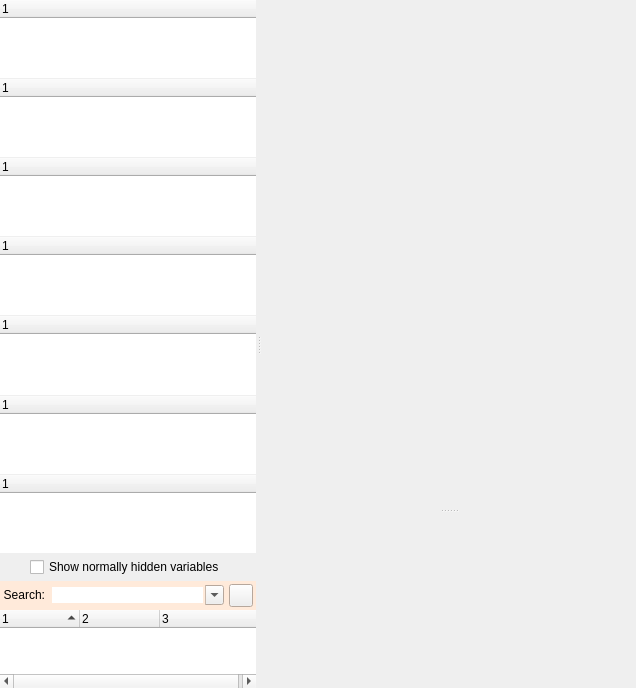
Qt form src/ui/trigger_editor.ui (Mudlet/Mudlet) before a commit.
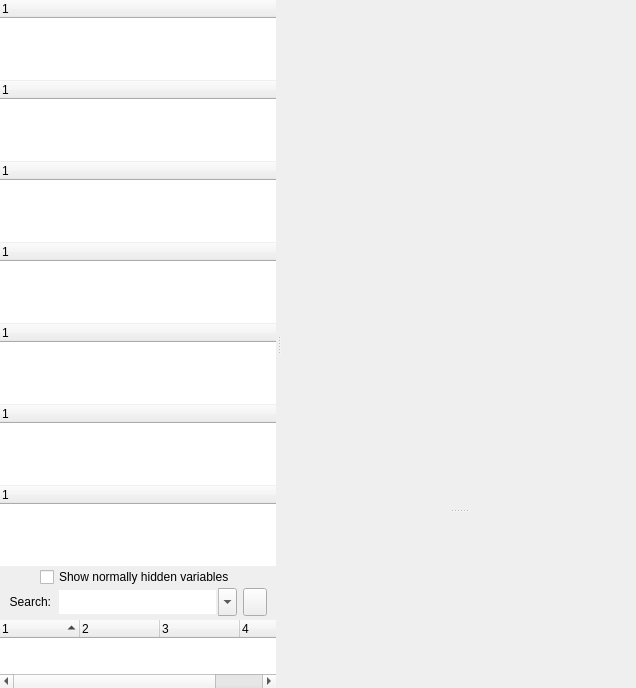
The same form after that commit. Custom widgets are drawn as their Qt base class.

Commit message: Revise: remove colour palettes from editor search area

What changed in the file:
```diff
--- a/src/ui/trigger_editor.ui
+++ b/src/ui/trigger_editor.ui
@@ -93,7 +93,7 @@
        <property name="lineWidth">
         <number>1</number>
        </property>
-       <layout class="QVBoxLayout" name="verticalLayout_3">
+       <layout class="QVBoxLayout" name="verticalLayout_frame_left" stretch="2,2,2,2,2,2,2,0,0,1">
         <property name="spacing">
          <number>1</number>
         </property>
@@ -430,23 +430,8 @@
           </column>
          </widget>
         </item>
-        <item>
-         <widget class="QFrame" name="frame_">
-          <layout class="QGridLayout" name="gridLayout_display_hidden_variables">
-           <property name="leftMargin">
-            <number>8</number>
-           </property>
-           <property name="topMargin">
-            <number>3</number>
-           </property>
-           <property name="rightMargin">
-            <number>8</number>
-           </property>
-           <property name="bottomMargin">
-            <number>3</number>
-           </property>
-           <item row="0" column="0" alignment="Qt::AlignHCenter|Qt::AlignVCenter">
-            <widget class="QCheckBox" name="button_displayAllVariables">
+        <item alignment="Qt::AlignHCenter|Qt::AlignVCenter">
+         <widget class="QCheckBox" name="checkBox_displayAllVariables">
              <property name="text">
               <string>Show normally hidden variables</string>
              </property>
@@ -458,137 +443,22 @@
              </property>
             </widget>
            </item>
-          </layout>
-         </widget>
-        </item>
-        <item>
-         <widget class="QWidget" name="widget_searchArea" native="true">
-          <layout class="QVBoxLayout" name="verticalLayout_6">
-           <property name="spacing">
-            <number>0</number>
-           </property>
-           <property name="leftMargin">
-            <number>0</number>
-           </property>
-           <property name="topMargin">
-            <number>0</number>
-           </property>
-           <property name="rightMargin">
-            <number>0</number>
-           </property>
-           <property name="bottomMargin">
-            <number>0</number>
-           </property>
-           <item>
-            <widget class="QWidget" name="widget_searchAreaTop" native="true">
-             <property name="sizePolicy">
-              <sizepolicy hsizetype="Expanding" vsizetype="Fixed">
-               <horstretch>0</horstretch>
-               <verstretch>0</verstretch>
-              </sizepolicy>
-             </property>
-             <property name="palette">
-              <palette>
-               <active>
-                <colorrole role="Base">
-                 <brush brushstyle="SolidPattern">
-                  <color alpha="255">
-                   <red>255</red>
-                   <green>255</green>
-                   <blue>255</blue>
-                  </color>
-                 </brush>
-                </colorrole>
-                <colorrole role="Window">
-                 <brush brushstyle="SolidPattern">
-                  <color alpha="255">
-                   <red>255</red>
-                   <green>234</green>
-                   <blue>218</blue>
-                  </color>
-                 </brush>
-                </colorrole>
-               </active>
-               <inactive>
-                <colorrole role="Base">
-                 <brush brushstyle="SolidPattern">
-                  <color alpha="255">
-                   <red>255</red>
-                   <green>255</green>
-                   <blue>255</blue>
-                  </color>
-                 </brush>
-                </colorrole>
-                <colorrole role="Window">
-                 <brush brushstyle="SolidPattern">
-                  <color alpha="255">
-                   <red>255</red>
-                   <green>234</green>
-                   <blue>218</blue>
-                  </color>
-                 </brush>
-                </colorrole>
-               </inactive>
-               <disabled>
-                <colorrole role="Base">
-                 <brush brushstyle="SolidPattern">
-                  <color alpha="255">
-                   <red>255</red>
-                   <green>234</green>
-                   <blue>218</blue>
-                  </color>
-                 </brush>
-                </colorrole>
-                <colorrole role="Window">
-                 <brush brushstyle="SolidPattern">
-                  <color alpha="255">
-                   <red>255</red>
-                   <green>234</green>
-                   <blue>218</blue>
-                  </color>
-                 </brush>
-                </colorrole>
-               </disabled>
-              </palette>
-             </property>
-             <property name="autoFillBackground">
-              <bool>true</bool>
-             </property>
-             <layout class="QHBoxLayout" name="horizontalLayout_5">
-              <property name="spacing">
-               <number>0</number>
-              </property>
-              <property name="leftMargin">
-               <number>0</number>
-              </property>
-              <property name="topMargin">
-               <number>0</number>
-              </property>
-              <property name="rightMargin">
-               <number>0</number>
-              </property>
-              <property name="bottomMargin">
-               <number>0</number>
-              </property>
               <item>
                <widget class="QWidget" name="widget_searchTerm" native="true">
-                <layout class="QGridLayout" name="gridLayout" columnstretch="0,0,0">
-                 <property name="leftMargin">
-                  <number>3</number>
-                 </property>
+          <property name="sizePolicy">
+           <sizepolicy hsizetype="MinimumExpanding" vsizetype="Fixed">
+            <horstretch>0</horstretch>
+            <verstretch>0</verstretch>
+           </sizepolicy>
+          </property>
+          <layout class="QHBoxLayout" name="horizontalLayout_searchTerm" stretch="0,0,0">
                  <property name="topMargin">
-                  <number>3</number>
-                 </property>
-                 <property name="rightMargin">
-                  <number>3</number>
+            <number>0</number>
                  </property>
                  <property name="bottomMargin">
                   <number>3</number>
                  </property>
-                 <property name="horizontalSpacing">
-                  <number>5</number>
-                 </property>
-                 <item row="0" column="0" alignment="Qt::AlignRight|Qt::AlignVCenter">
+           <item>
                   <widget class="QLabel" name="label_searchTerm">
                    <property name="sizePolicy">
                     <sizepolicy hsizetype="Preferred" vsizetype="Preferred">
@@ -604,14 +474,20 @@
                    </property>
                   </widget>
                  </item>
-                 <item row="0" column="1" alignment="Qt::AlignVCenter">
+           <item>
                   <widget class="QComboBox" name="comboBox_searchTerms">
                    <property name="sizePolicy">
-                    <sizepolicy hsizetype="Expanding" vsizetype="Preferred">
+              <sizepolicy hsizetype="MinimumExpanding" vsizetype="MinimumExpanding">
                      <horstretch>0</horstretch>
                      <verstretch>0</verstretch>
                     </sizepolicy>
                    </property>
+             <property name="minimumSize">
+              <size>
+               <width>180</width>
+               <height>28</height>
+              </size>
+             </property>
                    <property name="editable">
                     <bool>true</bool>
                    </property>
@@ -626,7 +502,7 @@
                    </property>
                   </widget>
                  </item>
-                 <item row="0" column="2" alignment="Qt::AlignHCenter|Qt::AlignVCenter">
+           <item>
                   <widget class="QToolButton" name="button_toggleSearchAreaResults">
                    <property name="sizePolicy">
                     <sizepolicy hsizetype="Maximum" vsizetype="Maximum">
@@ -669,17 +545,23 @@
                 </layout>
                </widget>
               </item>
-             </layout>
-            </widget>
-           </item>
            <item>
             <widget class="QTreeWidget" name="treeWidget_searchResults">
+          <property name="sizePolicy">
+           <sizepolicy hsizetype="Expanding" vsizetype="Expanding">
+            <horstretch>0</horstretch>
+            <verstretch>0</verstretch>
+           </sizepolicy>
+          </property>
              <property name="frameShape">
               <enum>QFrame::NoFrame</enum>
              </property>
              <property name="midLineWidth">
               <number>4</number>
              </property>
+          <property name="sizeAdjustPolicy">
+           <enum>QAbstractScrollArea::AdjustToContents</enum>
+          </property>
              <property name="alternatingRowColors">
               <bool>false</bool>
              </property>
@@ -708,7 +590,7 @@
               <bool>false</bool>
              </property>
              <property name="columnCount">
-              <number>3</number>
+           <number>4</number>
              </property>
              <attribute name="headerVisible">
               <bool>true</bool>
@@ -734,9 +616,11 @@
                <string notr="true">3</string>
               </property>
              </column>
-            </widget>
-           </item>
-          </layout>
+          <column>
+           <property name="text">
+            <string notr="true">4</string>
+           </property>
+          </column>
          </widget>
         </item>
        </layout>
```
Left out of the diff: 5 changed lines with no effect on the pictures. Lines whose indentation alone changed are shown as unchanged. The commit also changes 1 other file.
